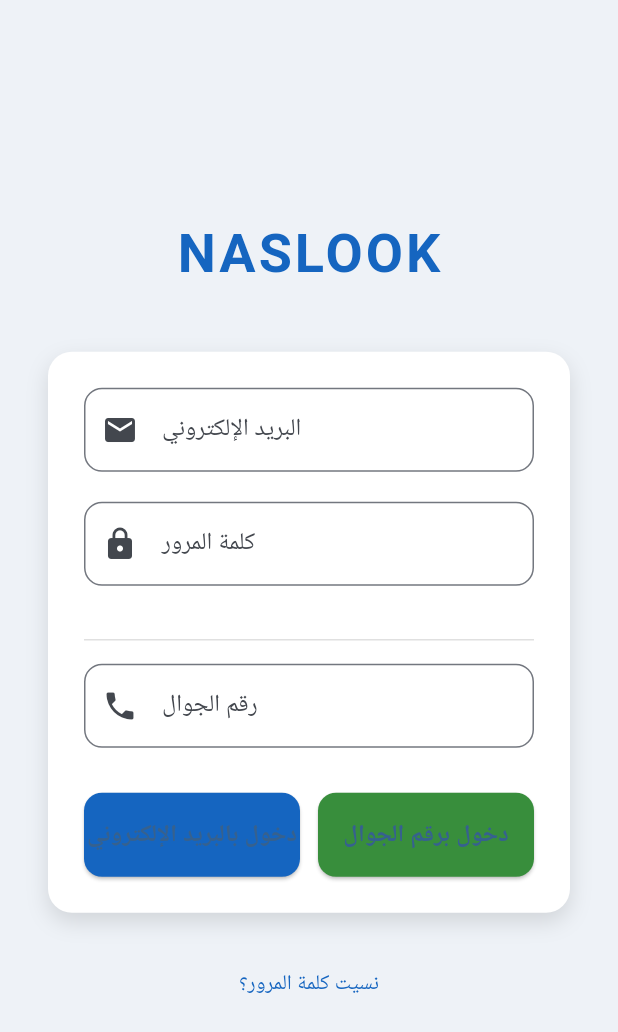
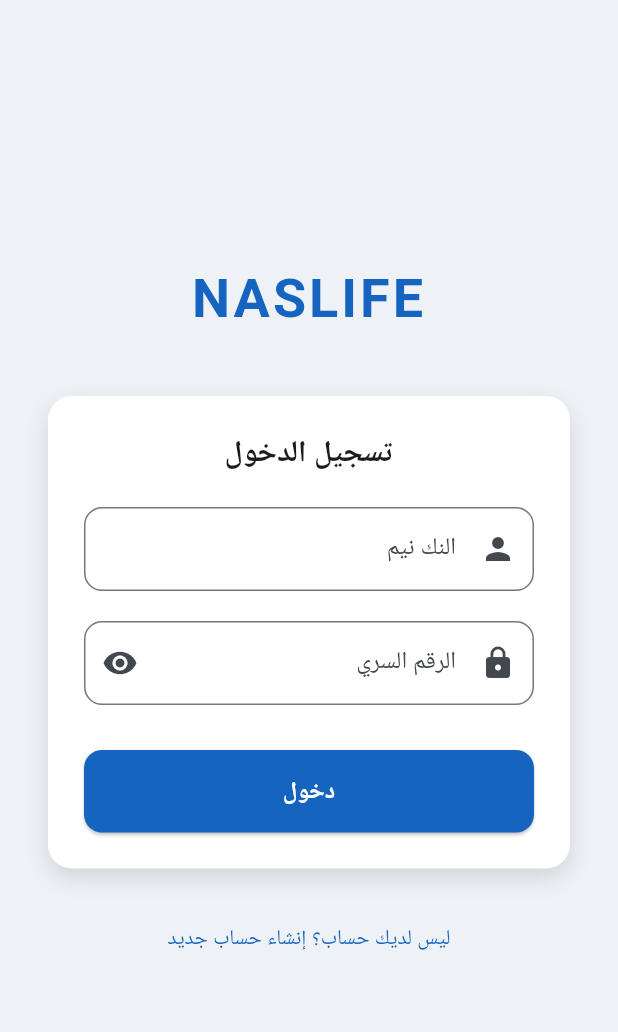
Before and after one commit to AmrShuaib/naslook_app, a Flutter app: the LoginPage screen opened directly, on a phone screen of 412 x 824 dp. Shown: the top 1032 px of the screen. Run offline on Flutter 3.47's test engine with Material 3 defaults, Android fonts, the phone set to English and light mode, and no system bars; our stand-ins replace firebase_core, flutter_map, flutter_riverpod, go_router, latlong2, shared_preferences; accounts and stored records are empty; network calls fail; Roboto replaces fonts that are missing (Cairo).

Commit message:
Naslife v2: الدخول بالنك نيم + الرقم السري عبر خادم Node/Fastify
- إضافة lib/api/session.dart (نموذج الجلسة + تخزينها محلياً عبر shared_preferences)
- إضافة lib/api/client.dart (عميل HTTP لمسارات /api/auth/* برمز Bearer، بدون تشفير من جهة العميل)
- إضافة lib/state/app_state.dart (حالة المصادقة بـ Riverpod: bootstrap/login/register/logout)
- lib/main.dart بدون تهيئة Firebase؛ AuthGate في app.dart يعرض الدخول أو الواجهة الرئيسية
- شاشة دخول جديدة بالنك نيم والرقم السري مع زر التسجيل وتسجيل الخروج من الشريط العلوي
- إصلاح أخطاء البناء: واجهة flutter_map v8 (initialCenter/initialZoom) وإزالة CancellableNetworkTileProvider
- تحديث الاختبار ليطابق النسخة الجديدة، وإضافة http/shared_preferences إلى pubspec
- تحديث عنوان الويب إلى Naslife وإضافة deploy.sh للبناء والرفع إلى /opt/naslife/webapp

Co-Authored-By: Claude Fable 5.1 <noreply@anthropic.com>
Claude-Session: https://claude.ai/code/session_01JtSE2cdoumcSeVi49PX9LV

```diff
--- a/lib/pages/map/map_page.dart
+++ b/lib/pages/map/map_page.dart
@@ -179,8 +179,8 @@ class _MapPageState extends State<MapPage> {
       ),
       body: FlutterMap(
         options: MapOptions(
-          center: LatLng(21.4858, 39.1925), // تحديث المركز إلى جدة
-          zoom: 12,
+          initialCenter: const LatLng(21.4858, 39.1925), // تحديث المركز إلى جدة
+          initialZoom: 12,
         ),
         children: [
           TileLayer(
--- a/lib/screens/login_page.dart
+++ b/lib/screens/login_page.dart
@@ -1,25 +1,90 @@
 import 'package:flutter/material.dart';
+import 'package:flutter/services.dart';
+import 'package:flutter_riverpod/flutter_riverpod.dart';
 
-class LoginPage extends StatelessWidget {
+import '../state/app_state.dart';
+
+/// شاشة الدخول/التسجيل بالنك نيم + الرقم السري (بدون تشفير من جهة العميل).
+class LoginPage extends ConsumerStatefulWidget {
   const LoginPage({super.key});
 
   @override
+  ConsumerState<LoginPage> createState() => _LoginPageState();
+}
+
+class _LoginPageState extends ConsumerState<LoginPage> {
+  final _formKey = GlobalKey<FormState>();
+  final _nickname = TextEditingController();
+  final _pin = TextEditingController();
+  bool _isRegister = false;
+  bool _showPin = false;
+
+  static const _primary = Color(0xFF1565C0);
+
+  @override
+  void dispose() {
+    _nickname.dispose();
+    _pin.dispose();
+    super.dispose();
+  }
+
+  Future<void> _submit() async {
+    if (!(_formKey.currentState?.validate() ?? false)) return;
+    final notifier = ref.read(appStateProvider.notifier);
+    final nickname = _nickname.text.trim();
+    final pin = _pin.text.trim();
+    final ok = _isRegister
+        ? await notifier.register(nickname, pin)
+        : await notifier.login(nickname, pin);
+    if (!ok && mounted) {
+      final error = ref.read(appStateProvider).error;
+      if (error != null) {
+        ScaffoldMessenger.of(context).showSnackBar(
+          SnackBar(content: Text(error), backgroundColor: Colors.red[700]),
+        );
+      }
+    }
+  }
+
+  String? _validateNickname(String? v) {
+    final s = (v ?? '').trim();
+    if (s.isEmpty) return 'أدخل النك نيم';
+    if (s.length < 3) return 'النك نيم يجب أن يكون 3 أحرف على الأقل';
+    if (s.length > 30) return 'النك نيم طويل جداً';
+    return null;
+  }
+
+  String? _validatePin(String? v) {
+    final s = (v ?? '').trim();
+    if (s.isEmpty) return 'أدخل الرقم السري';
+    if (s.length < 4) return 'الرقم السري يجب أن يكون 4 أرقام على الأقل';
+    if (!RegExp(r'^\d+$').hasMatch(s)) return 'الرقم السري أرقام فقط';
+    return null;
+  }
+
+  @override
   Widget build(BuildContext context) {
-    return Scaffold(
+    final busy = ref.watch(appStateProvider.select((s) => s.busy));
+
+    return Directionality(
+      textDirection: TextDirection.rtl,
+      child: Scaffold(
         backgroundColor: const Color(0xFFEEF2F7),
         body: Center(
           child: SingleChildScrollView(
             child: Padding(
               padding: const EdgeInsets.symmetric(horizontal: 32.0),
+              child: ConstrainedBox(
+                constraints: const BoxConstraints(maxWidth: 420),
                 child: Column(
                   mainAxisAlignment: MainAxisAlignment.center,
                   children: [
                     const Text(
-                  'NASLOOK',
+                      'NASLIFE',
                       style: TextStyle(
                         fontSize: 36,
                         fontWeight: FontWeight.bold,
-                    color: Color(0xFF1565C0),
+                        color: _primary,
                         letterSpacing: 2,
                       ),
                     ),
@@ -28,7 +93,7 @@ class LoginPage extends StatelessWidget {
                       decoration: BoxDecoration(
                         color: Colors.white,
                         borderRadius: BorderRadius.circular(16),
-                    boxShadow: [
+                        boxShadow: const [
                           BoxShadow(
                             color: Colors.black12,
                             blurRadius: 12,
@@ -37,87 +102,92 @@ class LoginPage extends StatelessWidget {
                         ],
                       ),
                       padding: const EdgeInsets.all(24),
+                      child: Form(
+                        key: _formKey,
+                        child: AutofillGroup(
                           child: Column(
                             children: [
-                      TextField(
+                              Text(
+                                _isRegister ? 'إنشاء حساب جديد' : 'تسجيل الدخول',
+                                style: const TextStyle(
+                                  fontSize: 20,
+                                  fontWeight: FontWeight.bold,
+                                ),
+                              ),
+                              const SizedBox(height: 20),
+                              TextFormField(
+                                controller: _nickname,
+                                enabled: !busy,
+                                autofillHints: const [AutofillHints.username],
+                                textInputAction: TextInputAction.next,
+                                validator: _validateNickname,
                                 decoration: InputDecoration(
-                          labelText: 'البريد الإلكتروني',
-                          prefixIcon: Icon(Icons.email),
+                                  labelText: 'النك نيم',
+                                  prefixIcon: const Icon(Icons.person),
                                   border: OutlineInputBorder(
                                     borderRadius: BorderRadius.circular(12),
                                   ),
                                 ),
                               ),
                               const SizedBox(height: 20),
-                      TextField(
-                        obscureText: true,
+                              TextFormField(
+                                controller: _pin,
+                                enabled: !busy,
+                                obscureText: !_showPin,
+                                keyboardType: TextInputType.number,
+                                inputFormatters: [
+                                  FilteringTextInputFormatter.digitsOnly,
+                                  LengthLimitingTextInputFormatter(8),
+                                ],
+                                autofillHints: const [AutofillHints.password],
+                                textInputAction: TextInputAction.done,
+                                onFieldSubmitted: (_) => _submit(),
+                                validator: _validatePin,
                                 decoration: InputDecoration(
-                          labelText: 'كلمة المرور',
-                          prefixIcon: Icon(Icons.lock),
-                          border: OutlineInputBorder(
-                            borderRadius: BorderRadius.circular(12),
+                                  labelText: 'الرقم السري',
+                                  prefixIcon: const Icon(Icons.lock),
+                                  suffixIcon: IconButton(
+                                    icon: Icon(_showPin
+                                        ? Icons.visibility_off
+                                        : Icons.visibility),
+                                    onPressed: () =>
+                                        setState(() => _showPin = !_showPin),
                                   ),
-                        ),
-                      ),
-                      const SizedBox(height: 20),
-                      Divider(height: 32, thickness: 1, color: Colors.grey[300]),
-                      TextField(
-                        keyboardType: TextInputType.phone,
-                        decoration: InputDecoration(
-                          labelText: 'رقم الجوال',
-                          prefixIcon: Icon(Icons.phone),
                                   border: OutlineInputBorder(
                                     borderRadius: BorderRadius.circular(12),
                                   ),
                                 ),
                               ),
                               const SizedBox(height: 30),
-                      Row(
-                        children: [
-                          Expanded(
+                              SizedBox(
+                                width: double.infinity,
                                 child: ElevatedButton(
                                   style: ElevatedButton.styleFrom(
-                                backgroundColor: const Color(0xFF1565C0),
-                                padding: const EdgeInsets.symmetric(vertical: 16),
+                                    backgroundColor: _primary,
+                                    foregroundColor: Colors.white,
+                                    padding:
+                                        const EdgeInsets.symmetric(vertical: 16),
                                     shape: RoundedRectangleBorder(
                                       borderRadius: BorderRadius.circular(12),
                                     ),
                                   ),
-                              onPressed: () {},
-                              child: const Text(
-                                'دخول بالبريد الإلكتروني',
-                                style: TextStyle(fontSize: 16, fontWeight: FontWeight.bold),
+                                  onPressed: busy ? null : _submit,
+                                  child: busy
+                                      ? const SizedBox(
+                                          width: 22,
+                                          height: 22,
+                                          child: CircularProgressIndicator(
+                                            strokeWidth: 2.5,
+                                            color: Colors.white,
+                                          ),
+                                        )
+                                      : Text(
+                                          _isRegister ? 'إنشاء الحساب' : 'دخول',
+                                          style: const TextStyle(
+                                            fontSize: 16,
+                                            fontWeight: FontWeight.bold,
                                           ),
                                         ),
-                          ),
-                          const SizedBox(width: 12),
-                          Expanded(
-                            child: ElevatedButton(
-                              style: ElevatedButton.styleFrom(
-                                backgroundColor: Colors.green[700],
-                                padding: const EdgeInsets.symmetric(vertical: 16),
-                                shape: RoundedRectangleBorder(
-                                  borderRadius: BorderRadius.circular(12),
-                                ),
-                              ),
-                              onPressed: () {},
-                              child: const Text(
-                                'دخول برقم الجوال',
-                                style: TextStyle(fontSize: 16, fontWeight: FontWeight.bold),
-                              ),
-                            ),
-                          ),
-                        ],
-                      ),
-                    ],
-                  ),
-                ),
-                const SizedBox(height: 24),
-                TextButton(
-                  onPressed: () {},
-                  child: const Text(
-                    'نسيت كلمة المرور؟',
-                    style: TextStyle(color: Color(0xFF1565C0)),
                                 ),
                               ),
                             ],
@@ -125,6 +195,28 @@ class LoginPage extends StatelessWidget {
                         ),
                       ),
                     ),
+                    const SizedBox(height: 24),
+                    TextButton(
+                      onPressed: busy
+                          ? null
+                          : () {
+                              ref.read(appStateProvider.notifier).clearError();
+                              setState(() => _isRegister = !_isRegister);
+                            },
+                      child: Text(
+                        _isRegister
+                            ? 'لديك حساب؟ تسجيل الدخول'
+                            : 'ليس لديك حساب؟ إنشاء حساب جديد',
+                        style: const TextStyle(color: _primary),
+                      ),
+                    ),
+                  ],
+                ),
+              ),
+            ),
+          ),
+        ),
+      ),
     );
   }
 }
--- a/lib/screens/map_screen.dart
+++ b/lib/screens/map_screen.dart
@@ -11,14 +11,13 @@ class MapScreen extends StatelessWidget {
       appBar: AppBar(title: const Text('الخريطة')),
       body: FlutterMap(
         options: const MapOptions(
-          center: LatLng(24.7136, 46.6753), // الرياض مثال
-          zoom: 10,
+          initialCenter: LatLng(24.7136, 46.6753), // الرياض مثال
+          initialZoom: 10,
         ),
         children: [
           TileLayer(
             urlTemplate: 'https://tile.openstreetmap.org/{z}/{x}/{y}.png',
             userAgentPackageName: 'com.example.naslook',
-            tileProvider: CancellableNetworkTileProvider(),
           ),
           MarkerLayer(
             markers: [
--- a/pubspec.yaml
+++ b/pubspec.yaml
@@ -1,5 +1,5 @@
 name: naslook
-description: "A new Flutter project."
+description: "Naslife — تطبيق ويب بواجهة Flutter وخادم Node/Fastify."
 # The following line prevents the package from being accidentally published to
 # pub.dev using `flutter pub publish`. This is preferred for private packages.
 publish_to: 'none' # Remove this line if you wish to publish to pub.dev
@@ -39,6 +39,8 @@ dependencies:
   latlong2: ^0.9.1
   flutter_riverpod: ^2.4.0
   go_router: ^13.2.5
+  http: ^1.2.0
+  shared_preferences: ^2.3.0
   flutter_localizations:
     sdk: flutter
 
```
Also changed, not shown: analysis_options.yaml (+9 -0 lines), lib/api/client.dart (added, +198 -0 lines), lib/api/session.dart (added, +115 -0 lines), lib/app/app.dart (+41 -3 lines), lib/main.dart (+4 -4 lines), lib/state/app_state.dart (added, +136 -0 lines), pubspec.lock, 5 other files. Lines whose indentation alone changed are shown as unchanged.
